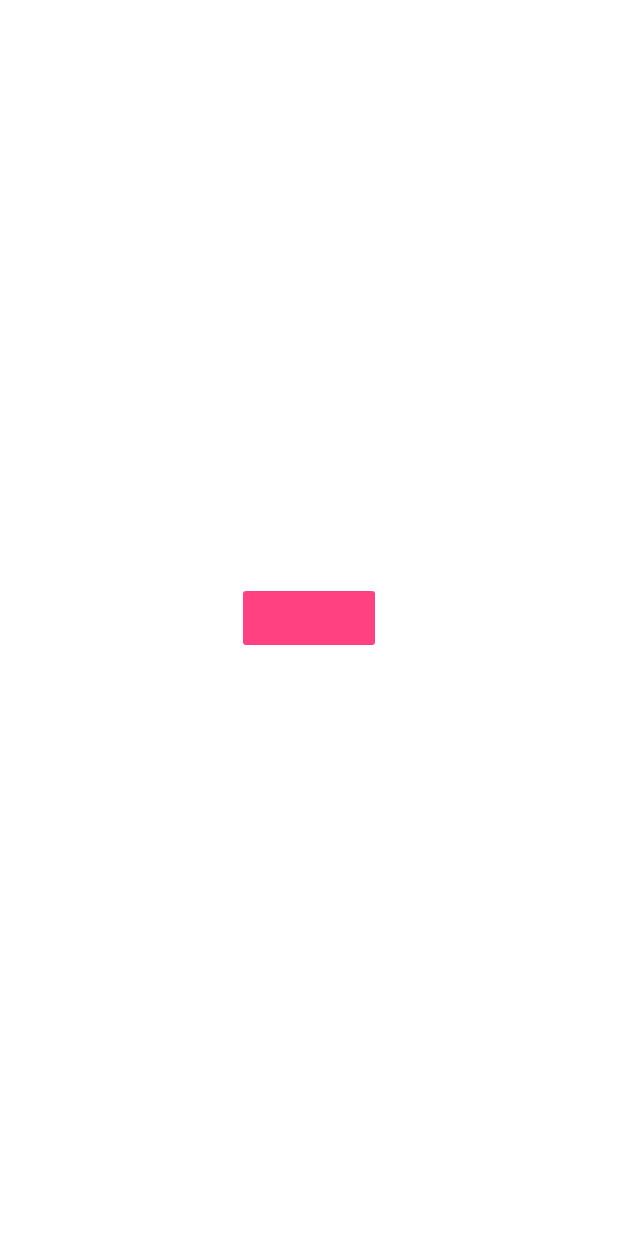
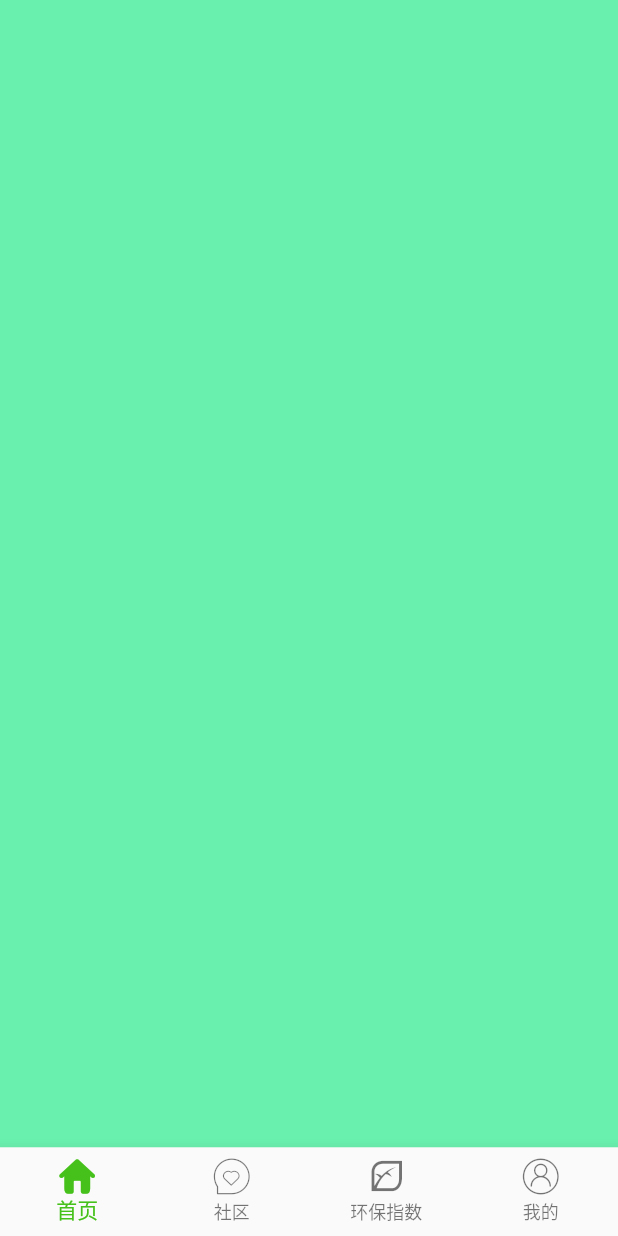
Before and after one commit to you-zuo/pollute, a Flutter app: the screen it shows after launch, on a phone screen of 412 x 824 dp. Run offline on Flutter 3.47's test engine with Material 2 defaults, Android fonts, the phone set to English and light mode, and no system bars; our stand-ins replace dio; missing offline and left inert: amap_location, easy_alert, simple_permissions.

Commit message:
增加bottomNavigationBar

```diff
--- /dev/null
+++ b/lib/constants.dart
@@ -0,0 +1,67 @@
+import 'package:flutter/material.dart';
+
+class AppColors {
+ static const BackgroundColor = 0xffebebeb;
+  static const AppBarColor = 0xff303030;
+  static const TabIconNormal = 0xff999999;
+  static const TabIconActive = 0xff46c11b;
+  static const AppBarPopupMenuColor = 0xffffffff;
+  static const TitleTextColor = 0xff353535;
+  static const ConversationItemBg = 0xffffffff;
+  static const DesTextColor = 0xff9e9e9e;
+  static const DividerColor = 0xffd9d9d9;
+  static const NotifyDotBg = 0xffff3e3e;
+  static const NotifyDotText = 0xffffffff;
+  static const ConversationMuteIcon = 0xffd8d8d8;
+  static const DeviceInfoItemBg = 0xfff5f5f5;
+  static const DeviceInfoItemText = 0xff606062;
+  static const DeviceInfoItemIcon = 0xff606062;
+  static const ContactGroupTitleBg = 0xffebebeb;
+  static const ContactGroupTitleText = 0xff888888;
+  static const IndexLetterBoxBg = Colors.black45;
+}
+
+class AppStyles {
+  static const TitleStyle = TextStyle(
+    fontSize: 14.0,
+    color: Color(AppColors.TitleTextColor),
+  );
+
+  static const DesStyle = TextStyle(
+    fontSize: 12.0,
+    color: Color(AppColors.DesTextColor),
+  );
+
+  static const UnreadMsgCountDotStyle = TextStyle(
+    fontSize: 12.0,
+    color: Color(AppColors.NotifyDotText),
+  );
+
+  static const DeviceInfoItemTextStyle = TextStyle(
+    fontSize: 13.0,
+    color: Color(AppColors.DeviceInfoItemText),
+  );
+
+  static const GroupTitleItemTextStyle = TextStyle(
+    fontSize: 14.0,
+    color: Color(AppColors.ContactGroupTitleText),
+  );
+
+  static const IndexLetterBoxTextStyle = TextStyle(
+      fontSize: 64.0,
+      color: Colors.white
+  );
+}
+
+class Constants {
+  static const IconFontFamily = "appIconFont";
+  static const ConversationAvatarSize = 48.0;
+  static const DividerWidth = 1.0;
+  static const UnReadMsgNotifyDotSize = 20.0;
+  static const ConversationMuteIconSize = 18.0;
+  static const ContactAvatarSize = 36.0;
+  static const IndexBarWidth = 24.0;
+  static const IndexLetterBoxSize = 114.0;
+  static const IndexLetterBoxRadius = 4.0;
+  static const FullWidthIconButtonIconSize = 24.0;
+}
--- /dev/null
+++ b/lib/home_screen.dart
@@ -0,0 +1,151 @@
+import 'package:flutter/material.dart';
+import 'constants.dart';
+
+enum ActionItems { GROUP_CHAT, ADD_FRIEND, QR_SCAN, PAYMENT, HELP }
+
+class NavigationIconView {
+  final BottomNavigationBarItem item;
+
+  NavigationIconView(
+      {Key key, String title, IconData icon, IconData activeIcon})
+      : item = BottomNavigationBarItem(
+          icon: Icon(icon),
+          activeIcon: Icon(activeIcon),
+          title: Text(title),
+          backgroundColor: Colors.white,
+        );
+}
+
+class HomeScreen extends StatefulWidget {
+  @override
+  _HomeScreenState createState() => _HomeScreenState();
+}
+
+class _HomeScreenState extends State<HomeScreen> {
+  List<NavigationIconView> _navigationViews;
+  List<Widget> _pages;
+  int _currentIndex = 0;
+  PageController _pageController;
+
+  //初始化操作
+  void initState() {
+    super.initState();
+    //底栏
+    _navigationViews = [
+      NavigationIconView(
+        title: '首页',
+        icon: IconData(
+          0xe6d9,
+          fontFamily: Constants.IconFontFamily,
+        ),
+        activeIcon: IconData(
+          0xe628,
+          fontFamily: Constants.IconFontFamily,
+        ),
+      ),
+      NavigationIconView(
+          title: '社区',
+          icon: IconData(
+            0xe67c,
+            fontFamily: Constants.IconFontFamily,
+          ),
+          activeIcon: IconData(
+            0xe67b,
+            fontFamily: Constants.IconFontFamily,
+          )),
+      NavigationIconView(
+          title: '环保指数',
+          icon: IconData(
+            0xe618,
+            fontFamily: Constants.IconFontFamily,
+          ),
+          activeIcon: IconData(
+            0xe611,
+            fontFamily: Constants.IconFontFamily,
+          )),
+      NavigationIconView(
+          title: '我的',
+          icon: IconData(
+            0xe80a,
+            fontFamily: Constants.IconFontFamily,
+          ),
+          activeIcon: IconData(
+            0xe676,
+            fontFamily: Constants.IconFontFamily,
+          )),
+    ];
+
+    _pageController = PageController(initialPage: _currentIndex);
+
+    _pages = [
+//      conversationPage(),
+//      ContactsPage(),
+      Container(
+        color: Colors.greenAccent,
+      ),
+      Container(
+        color: Colors.yellow,
+      ),
+      Container(
+        color: Colors.greenAccent,
+      ),
+      Container(
+        color: Colors.yellow,
+      )
+    ];
+  }
+
+  _buildPopupMunuItem(int iconName, String title) {
+    return Row(
+      children: <Widget>[
+        Icon(
+            IconData(
+              iconName,
+              fontFamily: Constants.IconFontFamily,
+            ),
+            size: 22.0,
+            color: const Color(AppColors.AppBarPopupMenuColor)),
+        Container(width: 12.0),
+        Text(title,
+            style:
+                TextStyle(color: const Color(AppColors.AppBarPopupMenuColor))),
+      ],
+    );
+  }
+
+  @override
+  Widget build(BuildContext context) {
+    final BottomNavigationBar botNavBar = BottomNavigationBar(
+      fixedColor: const Color(AppColors.TabIconActive),
+      items: _navigationViews.map((NavigationIconView view) {
+        return view.item;
+      }).toList(),
+      //当前用户选择的
+      currentIndex: _currentIndex,
+      type: BottomNavigationBarType.fixed,
+      onTap: (int index) {
+        setState(() {
+          _currentIndex = index;
+          _pageController.animateToPage(_currentIndex,
+              duration: Duration(milliseconds: 200), curve: Curves.easeInOut);
+        });
+      },
+    );
+
+    return Scaffold(
+      body: PageView.builder(
+        itemBuilder: (context, index) {
+          return _pages[index];
+        },
+        controller: _pageController,
+        itemCount: _pages.length,
+        onPageChanged: (index) {
+          setState(() {
+            _currentIndex = index;
+          });
+        },
+      ),
+      bottomNavigationBar: botNavBar,
+    );
+  }
+}
--- a/lib/main.dart
+++ b/lib/main.dart
@@ -1,6 +1,7 @@
 import 'package:flutter/material.dart';
 import 'package:amap_location/amap_location.dart';
 import 'package:dio/dio.dart';
+import 'package:pollute/home_screen.dart';
 import 'data/contaminated.dart';
 import 'package:simple_permissions/simple_permissions.dart';
 import 'package:easy_alert/easy_alert.dart';
@@ -8,83 +9,6 @@ import 'package:easy_alert/easy_alert.dart';
 void main() {
   AMapLocationClient.setApiKey("135fbf948462805a522c058a4fd9478e");
   runApp(MaterialApp(
-    home: Home(),
+    home: HomeScreen(),
   ));
 }
-
-class Home extends StatelessWidget {
-  @override
-  Widget build(BuildContext context) {
-    return _HomeScreen();
-  }
-}
-
-class _HomeScreen extends StatefulWidget {
-  @override
-  __HomeScreenState createState() => __HomeScreenState();
-}
-
-class __HomeScreenState extends State<_HomeScreen> {
-  AMapLocation _loc;
-
-  void _checkPersmission() async {
-    bool hasPermission =
-    await SimplePermissions.checkPermission(Permission.WhenInUseLocation);
-    if (!hasPermission) {
-      PermissionStatus requestPermissionResult =
-      await SimplePermissions.requestPermission(
-          Permission.WhenInUseLocation);
-      if (requestPermissionResult != PermissionStatus.authorized) {
-        Alert.alert(context, title: "申请定位权限失败");
-        return;
-      }
-    }
-    AMapLocation loc = await AMapLocationClient.getLocation(true);
-    setState(() {
-      _loc = loc;
-      print(_loc.city);
-    });
-  }
-
-  void initState() {
-    super.initState();
-    AMapLocationClient.startup(new AMapLocationOption(
-        desiredAccuracy: CLLocationAccuracy.kCLLocationAccuracyHundredMeters));
-    _checkPersmission();
-  }
-
-  @override
-  void dispose() {
-    //注意这里停止监听
-    AMapLocationClient.shutdown();
-    super.dispose();
-  }
-
-  @override
-  Widget build(BuildContext context) {
-    return Center(
-      child: FlatButton(
-        onPressed: () {
-          _checkPersmission();
-        },
-        child: Text(""),
-        color: Colors.pinkAccent,
-      ),
-    );
-  }
-}
-
-List<Value> one;
-
-getHttp() async {
-  final response = await Dio()
-      .get("http://aider.meizu.com/app/weather/listWeather?cityIds=101240101");
-  if (response.statusCode == 200) {
-    Contaminated contaminated = Contaminated.fromJson(response.data);
-    one = contaminated.value.map((item) {
-      return item;
-    }).toList();
-  } else {
-    throw ("出错了");
-  }
-}
--- a/pubspec.yaml
+++ b/pubspec.yaml
@@ -74,5 +74,9 @@ flutter:
   #       - asset: fonts/TrajanPro_Bold.ttf
   #         weight: 700
   #
+  fonts:
+  - family: appIconFont
+    fonts:
+    - asset: assets/fonts/iconfont.ttf
   # For details regarding fonts from package dependencies,
   # see https://flutter.io/custom-fonts/#from-packages
```
Also changed, not shown: lib/newMain.dart (deleted, +0 -219 lines), assets/fonts/iconfont.ttf (added), 2 other files.
